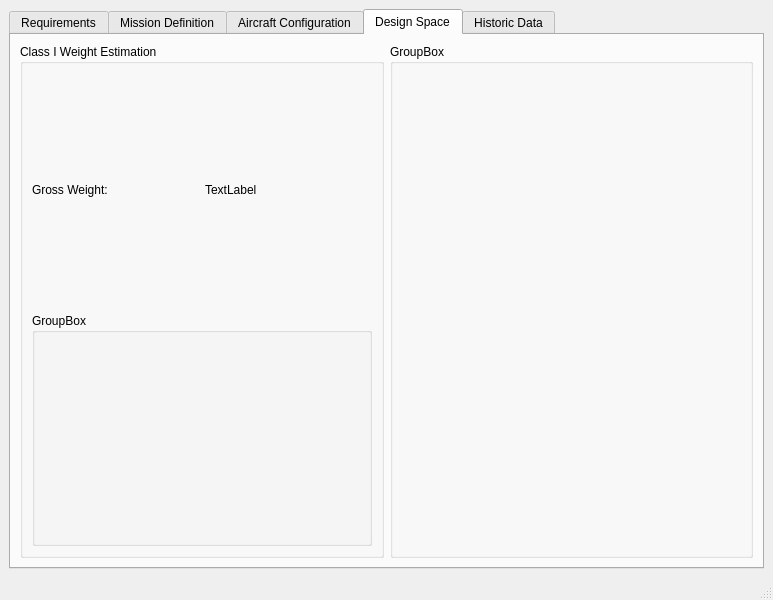
Old version of the form gui/Window3.ui in the repository varun-sudarsanan/opaide.
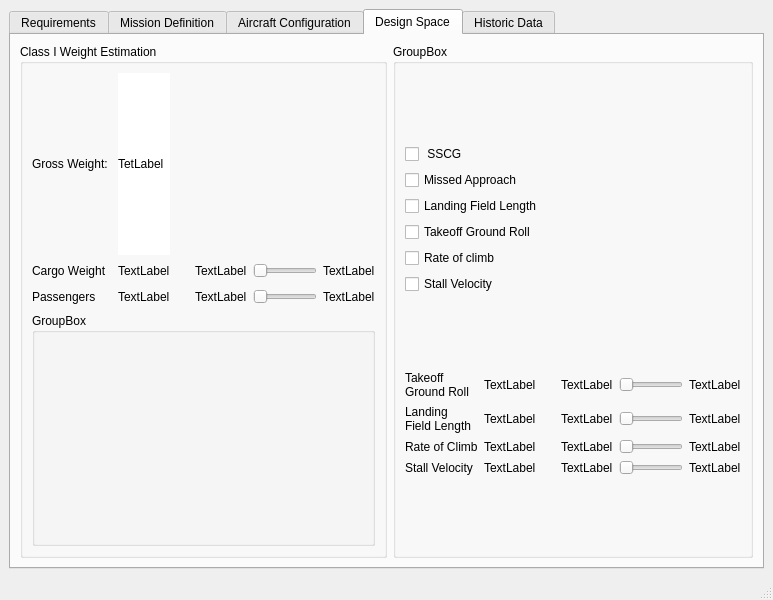
New version of the form.

Commit message:
Weight Estimation, Mission Profile completed
Started work on plot widgets as well

```diff
--- a/gui/Window3.ui
+++ b/gui/Window3.ui
@@ -1184,6 +1184,105 @@
           <layout class="QVBoxLayout" name="verticalLayout_9">
            <item>
             <layout class="QGridLayout" name="gridLayout_9">
+             <item row="1" column="4">
+              <widget class="QSlider" name="cargo_slider">
+               <property name="orientation">
+                <enum>Qt::Horizontal</enum>
+               </property>
+              </widget>
+             </item>
+             <item row="1" column="5">
+              <widget class="QLabel" name="max_cargo_lab">
+               <property name="text">
+                <string>TextLabel</string>
+               </property>
+              </widget>
+             </item>
+             <item row="0" column="1">
+              <widget class="QLabel" name="ds_gross_out">
+               <property name="styleSheet">
+                <string notr="true">background-color: rgb(255, 255, 255);</string>
+               </property>
+               <property name="text">
+                <string>TetLabel</string>
+               </property>
+              </widget>
+             </item>
+             <item row="1" column="3">
+              <widget class="QLabel" name="min_cargo_lab">
+               <property name="text">
+                <string>TextLabel</string>
+               </property>
+              </widget>
+             </item>
+             <item row="1" column="0">
+              <widget class="QLabel" name="label">
+               <property name="text">
+                <string>Cargo Weight</string>
+               </property>
+              </widget>
+             </item>
+             <item row="1" column="1">
+              <widget class="QLabel" name="current_cargo_wt">
+               <property name="text">
+                <string>TextLabel</string>
+               </property>
+              </widget>
+             </item>
+             <item row="2" column="5">
+              <widget class="QLabel" name="max_pass_lab">
+               <property name="text">
+                <string>TextLabel</string>
+               </property>
+              </widget>
+             </item>
+             <item row="2" column="1">
+              <widget class="QLabel" name="current_pass_num">
+               <property name="text">
+                <string>TextLabel</string>
+               </property>
+              </widget>
+             </item>
+             <item row="2" column="3">
+              <widget class="QLabel" name="min_pass_lab">
+               <property name="text">
+                <string>TextLabel</string>
+               </property>
+              </widget>
+             </item>
+             <item row="2" column="0">
+              <widget class="QLabel" name="label_7">
+               <property name="text">
+                <string>Passengers</string>
+               </property>
+              </widget>
+             </item>
+             <item row="1" column="2">
+              <spacer name="horizontalSpacer_8">
+               <property name="orientation">
+                <enum>Qt::Horizontal</enum>
+               </property>
+               <property name="sizeHint" stdset="0">
+                <size>
+                 <width>40</width>
+                 <height>20</height>
+                </size>
+               </property>
+              </spacer>
+             </item>
+             <item row="2" column="2">
+              <spacer name="horizontalSpacer_9">
+               <property name="orientation">
+                <enum>Qt::Horizontal</enum>
+               </property>
+               <property name="sizeHint" stdset="0">
+                <size>
+                 <width>40</width>
+                 <height>20</height>
+                </size>
+               </property>
+              </spacer>
+             </item>
              <item row="0" column="0">
               <widget class="QLabel" name="ds_gross_lab">
                <property name="text">
@@ -1191,10 +1290,10 @@
                </property>
               </widget>
              </item>
-             <item row="0" column="1">
-              <widget class="QLabel" name="ds_gross_out">
-               <property name="text">
-                <string>TextLabel</string>
+             <item row="2" column="4">
+              <widget class="QSlider" name="pass_slider">
+               <property name="orientation">
+                <enum>Qt::Horizontal</enum>
                </property>
               </widget>
              </item>
@@ -1215,6 +1314,217 @@
           <property name="title">
            <string>GroupBox</string>
           </property>
+          <layout class="QVBoxLayout" name="verticalLayout_13">
+           <item>
+            <layout class="QHBoxLayout" name="graphs_hlayout">
+             <item>
+              <layout class="QVBoxLayout" name="plots_vlayout">
+               <item>
+                <widget class="QCheckBox" name="checkBox">
+                 <property name="text">
+                  <string> SSCG</string>
+                 </property>
+                </widget>
+               </item>
+               <item>
+                <widget class="QCheckBox" name="checkBox_2">
+                 <property name="text">
+                  <string>Missed Approach</string>
+                 </property>
+                </widget>
+               </item>
+               <item>
+                <widget class="QCheckBox" name="checkBox_3">
+                 <property name="text">
+                  <string>Landing Field Length</string>
+                 </property>
+                </widget>
+               </item>
+               <item>
+                <widget class="QCheckBox" name="checkBox_4">
+                 <property name="text">
+                  <string>Takeoff Ground Roll</string>
+                 </property>
+                </widget>
+               </item>
+               <item>
+                <widget class="QCheckBox" name="checkBox_5">
+                 <property name="text">
+                  <string>Rate of climb</string>
+                 </property>
+                </widget>
+               </item>
+               <item>
+                <widget class="QCheckBox" name="checkBox_6">
+                 <property name="text">
+                  <string>Stall Velocity</string>
+                 </property>
+                </widget>
+               </item>
+              </layout>
+             </item>
+            </layout>
+           </item>
+           <item>
+            <layout class="QGridLayout" name="design_explore_grid">
+             <item row="0" column="1">
+              <widget class="QLabel" name="label_2">
+               <property name="text">
+                <string>TextLabel</string>
+               </property>
+              </widget>
+             </item>
+             <item row="0" column="0">
+              <widget class="QLabel" name="label_3">
+               <property name="text">
+                <string>Takeoff
+Ground Roll</string>
+               </property>
+              </widget>
+             </item>
+             <item row="0" column="3">
+              <widget class="QLabel" name="label_4">
+               <property name="text">
+                <string>TextLabel</string>
+               </property>
+              </widget>
+             </item>
+             <item row="0" column="2">
+              <spacer name="horizontalSpacer_10">
+               <property name="orientation">
+                <enum>Qt::Horizontal</enum>
+               </property>
+               <property name="sizeHint" stdset="0">
+                <size>
+                 <width>40</width>
+                 <height>20</height>
+                </size>
+               </property>
+              </spacer>
+             </item>
+             <item row="0" column="4">
+              <widget class="QSlider" name="horizontalSlider">
+               <property name="orientation">
+                <enum>Qt::Horizontal</enum>
+               </property>
+              </widget>
+             </item>
+             <item row="0" column="5">
+              <widget class="QLabel" name="label_8">
+               <property name="text">
+                <string>TextLabel</string>
+               </property>
+              </widget>
+             </item>
+             <item row="2" column="0">
+              <widget class="QLabel" name="label_19">
+               <property name="text">
+                <string>Rate of Climb</string>
+               </property>
+              </widget>
+             </item>
+             <item row="1" column="1">
+              <widget class="QLabel" name="label_16">
+               <property name="text">
+                <string>TextLabel</string>
+               </property>
+              </widget>
+             </item>
+             <item row="1" column="5">
+              <widget class="QLabel" name="label_17">
+               <property name="text">
+                <string>TextLabel</string>
+               </property>
+              </widget>
+             </item>
+             <item row="2" column="1">
+              <widget class="QLabel" name="label_21">
+               <property name="text">
+                <string>TextLabel</string>
+               </property>
+              </widget>
+             </item>
+             <item row="1" column="0">
+              <widget class="QLabel" name="label_9">
+               <property name="text">
+                <string>Landing
+Field Length</string>
+               </property>
+              </widget>
+             </item>
+             <item row="1" column="3">
+              <widget class="QLabel" name="label_18">
+               <property name="text">
+                <string>TextLabel</string>
+               </property>
+              </widget>
+             </item>
+             <item row="2" column="3">
+              <widget class="QLabel" name="label_22">
+               <property name="text">
+                <string>TextLabel</string>
+               </property>
+              </widget>
+             </item>
+             <item row="2" column="5">
+              <widget class="QLabel" name="label_23">
+               <property name="text">
+                <string>TextLabel</string>
+               </property>
+              </widget>
+             </item>
+             <item row="3" column="0">
+              <widget class="QLabel" name="label_24">
+               <property name="text">
+                <string>Stall Velocity</string>
+               </property>
+              </widget>
+             </item>
+             <item row="3" column="1">
+              <widget class="QLabel" name="label_25">
+               <property name="text">
+                <string>TextLabel</string>
+               </property>
+              </widget>
+             </item>
+             <item row="3" column="3">
+              <widget class="QLabel" name="label_26">
+               <property name="text">
+                <string>TextLabel</string>
+               </property>
+              </widget>
+             </item>
+             <item row="3" column="5">
+              <widget class="QLabel" name="label_27">
+               <property name="text">
+                <string>TextLabel</string>
+               </property>
+              </widget>
+             </item>
+             <item row="1" column="4">
+              <widget class="QSlider" name="horizontalSlider_2">
+               <property name="orientation">
+                <enum>Qt::Horizontal</enum>
+               </property>
+              </widget>
+             </item>
+             <item row="2" column="4">
+              <widget class="QSlider" name="horizontalSlider_3">
+               <property name="orientation">
+                <enum>Qt::Horizontal</enum>
+               </property>
+              </widget>
+             </item>
+             <item row="3" column="4">
+              <widget class="QSlider" name="horizontalSlider_4">
+               <property name="orientation">
+                <enum>Qt::Horizontal</enum>
+               </property>
+              </widget>
+             </item>
+            </layout>
+           </item>
+          </layout>
          </widget>
         </item>
        </layout>
```
Left out of the diff: 24 changed lines with no effect on the pictures. The commit also changes 12 other files.
